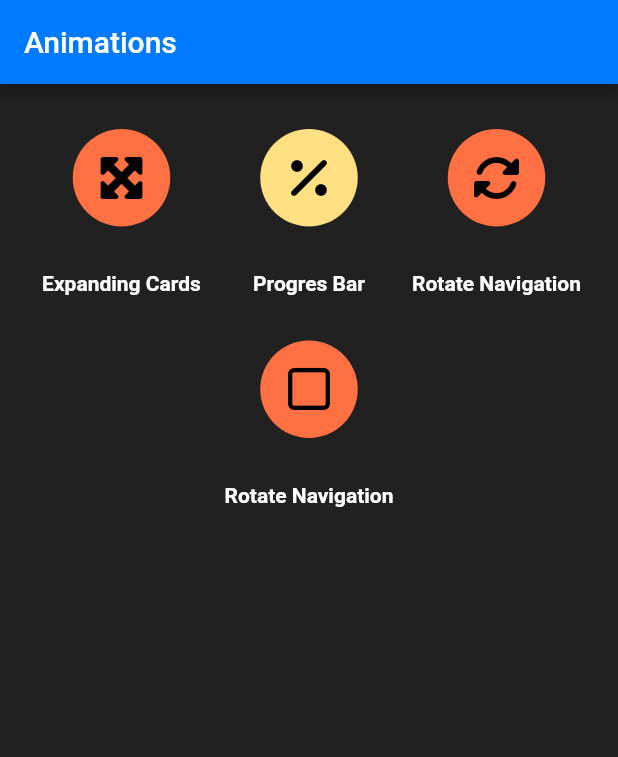
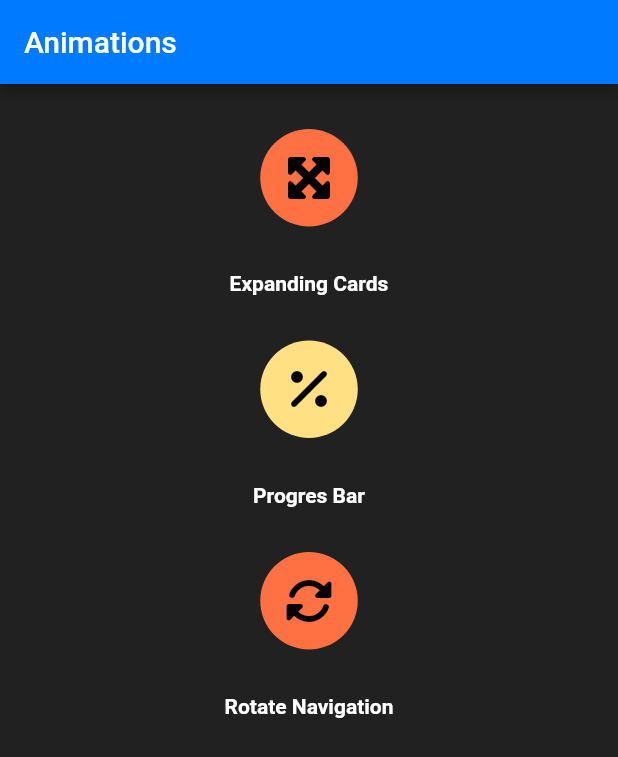
Before and after one commit to Victor78970513/Expanding_Cards, a Flutter app: the screen it shows after launch, on a phone screen of 412 x 824 dp. Shown: the top 757 px of the screen. Run offline on Flutter 3.47's test engine with Material 2 defaults, Android fonts, the phone set to English and light mode, and no system bars; our stand-ins replace font_awesome_flutter.

Commit message:
last change

```diff
--- a/lib/screens/home_screen.dart
+++ b/lib/screens/home_screen.dart
@@ -19,18 +19,13 @@ class HomeScreen extends StatelessWidget {
       body: Center(
         child: Column(
           children: [
-            Row(
-              mainAxisAlignment: MainAxisAlignment.center,
-              children: [
             MainButton(
               icon: const FaIcon(FontAwesomeIcons.maximize),
               title: 'Expanding Cards',
               color: const Color(0xffFF7043),
               onPressed: () {
-                    Navigator.push(
-                        context,
-                        MaterialPageRoute(
-                            builder: (_) => ExpandingCardsScreen()));
+                Navigator.push(context,
+                    MaterialPageRoute(builder: (_) => ExpandingCardsScreen()));
               },
             ),
             MainButton(
@@ -55,24 +50,6 @@ class HomeScreen extends StatelessWidget {
             ),
           ],
         ),
-            Row(
-              mainAxisAlignment: MainAxisAlignment.center,
-              children: [
-                MainButton(
-                  icon: const FaIcon(FontAwesomeIcons.square),
-                  title: 'Rotate Navigation',
-                  color: const Color(0xffFF7043),
-                  onPressed: () {
-                    Navigator.push(
-                        context,
-                        MaterialPageRoute(
-                            builder: (_) => RotationNavigationScreen()));
-                  },
-                ),
-              ],
-            ),
-          ],
-        ),
       ),
     );
   }
```
Lines whose indentation alone changed are shown as unchanged.
